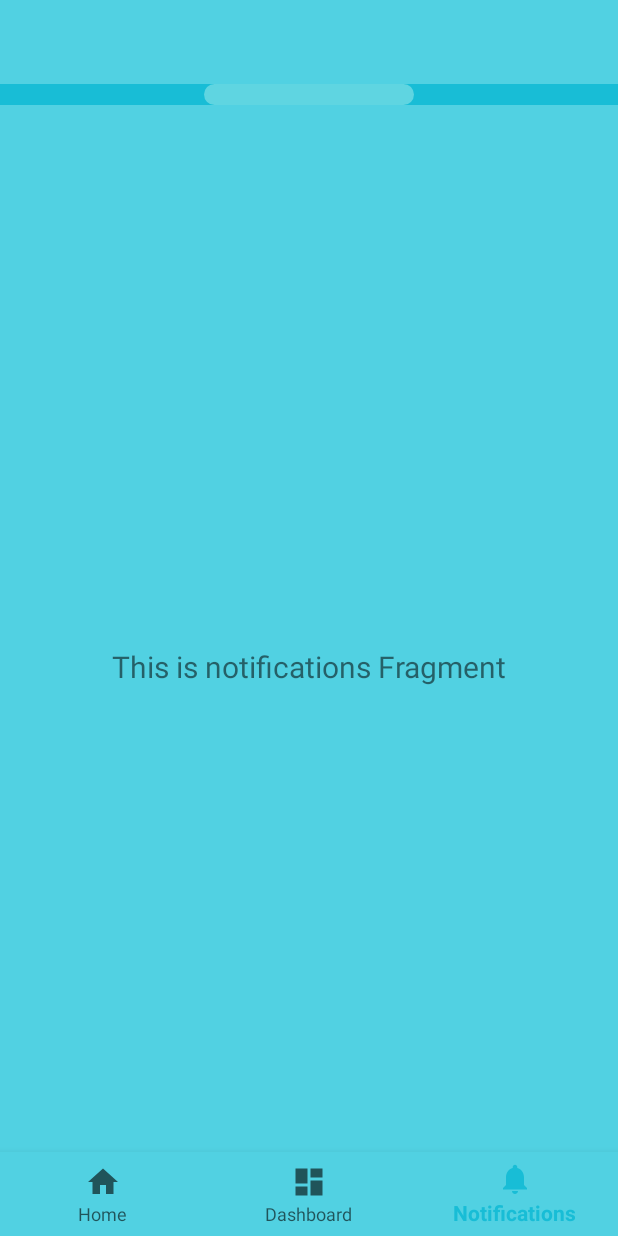
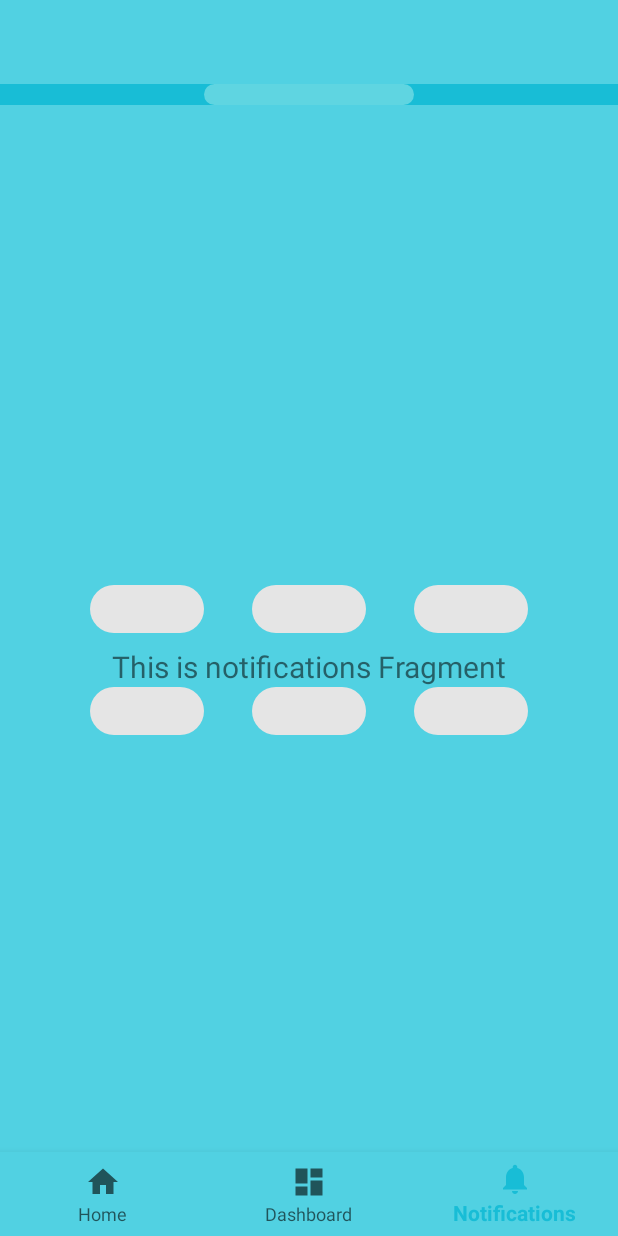
Before and after one commit to TangxinGH/Catctus, an Android app: the NotificationsFragment screen opened through its navigation route, on a phone screen of 412 x 824 dp. Run offline under Robolectric (Android 15) with nearby library versions, the phone set to English and light mode, and no system bars; our stand-ins replace navigation-ui; libraries missing offline, so code that uses them is left out: com.gyf.cactus, com.norbsoft.typefacehelper, com.tencent.bugly; 3 statements that could not run were skipped.

Commit message:
notifi.kt之前

```diff
--- a/app/src/main/java/com/zhu/cactus/Nav.kt
+++ b/app/src/main/java/com/zhu/cactus/Nav.kt
@@ -1,10 +1,14 @@
 package com.zhu.cactus
 
 import android.os.Bundle
+import android.widget.Toast
 import androidx.appcompat.app.AppCompatActivity
+import androidx.lifecycle.Observer
 import androidx.navigation.findNavController
 import androidx.navigation.ui.setupWithNavController
 import com.google.android.material.bottomnavigation.BottomNavigationView
+import com.norbsoft.typefacehelper.TypefaceHelper
+import com.zhu.daomengkj.Py_invoke_Java
 import kotlinx.android.synthetic.main.activity_nav.*
 
 class Nav : AppCompatActivity() {
@@ -12,6 +16,7 @@ class Nav : AppCompatActivity() {
     override fun onCreate(savedInstanceState: Bundle?) {
         super.onCreate(savedInstanceState)
         setContentView(R.layout.activity_nav)
+        if (App.typeface!=null) TypefaceHelper.typeface(this)//应用字体
         val navView: BottomNavigationView = nav_view
 
         val navController = findNavController(R.id.nav_host_fragment)
@@ -26,7 +31,10 @@ class Nav : AppCompatActivity() {
         navView.setupWithNavController(navController)
 
 
+com.zhu.daomengkj.App.toast.observe(this, Observer {
 
+    Toast.makeText(this, it, Toast.LENGTH_SHORT).show()
+})
 
 
 
--- a/app/src/main/java/com/zhu/cactus/services/components.kt
+++ b/app/src/main/java/com/zhu/cactus/services/components.kt
@@ -21,7 +21,6 @@ class network : component_impl {
         val connMgr =
             App.context.getSystemService(Context.CONNECTIVITY_SERVICE) as ConnectivityManager
         connMgr.registerNetworkCallback(request, networkCallback)
-
     }
 
 }
--- a/app/src/main/java/com/zhu/cactus/ui/dashboard/DashboardFragment.kt
+++ b/app/src/main/java/com/zhu/cactus/ui/dashboard/DashboardFragment.kt
@@ -12,6 +12,7 @@ import androidx.fragment.app.Fragment
 import androidx.lifecycle.Observer
 import androidx.lifecycle.ViewModelProvider
 import com.google.android.material.bottomnavigation.BottomNavigationView
+import com.norbsoft.typefacehelper.TypefaceHelper
 import com.zhu.cactus.R
 import com.zhu.daomengkj.App
 import kotlinx.android.synthetic.main.activity_nav.*
@@ -68,6 +69,8 @@ class DashboardFragment : Fragment() {
         root.numberPicker.minValue=10
         root.numberPicker.value = 80
 
+        if (com.zhu.cactus.App.typeface!=null) TypefaceHelper.typeface(root)//应用字体
+
 
         return root
     }
--- a/app/src/main/java/com/zhu/cactus/ui/home/HomeFragment.kt
+++ b/app/src/main/java/com/zhu/cactus/ui/home/HomeFragment.kt
@@ -9,6 +9,7 @@ import android.widget.TextView
 import android.widget.Toast
 import androidx.lifecycle.ViewModelProvider
 import androidx.lifecycle.ViewModelProviders
+import com.norbsoft.typefacehelper.TypefaceHelper
 import com.zhu.cactus.App
 import com.zhu.cactus.R
 import kotlinx.android.synthetic.main.fragment_home.*
@@ -64,6 +65,9 @@ class HomeFragment : androidx.fragment.app.Fragment() {
         }
 
 
+        if (App.typeface!=null) TypefaceHelper.typeface(root)//应用字体
+
+
         return root
     }
 }
--- a/app/src/main/res/layout/fragment_dashboard.xml
+++ b/app/src/main/res/layout/fragment_dashboard.xml
@@ -13,6 +13,7 @@
         android:layout_width="wrap_content"
         android:layout_height="45dp"
         android:ems="10"
+        android:textSize="15sp"
         android:hint="id号"
         android:inputType="number"
         app:layout_constraintBottom_toTopOf="@+id/guideline"
@@ -79,7 +80,7 @@
         android:layout_marginEnd="8dp"
         android:scrollbars="vertical"
         android:textAlignment="center"
-        android:textSize="20sp"
+        android:textSize="14sp"
         app:layout_constraintBottom_toBottomOf="parent"
         app:layout_constraintEnd_toEndOf="parent"
         app:layout_constraintHorizontal_bias="0.0"
--- a/app/src/main/res/layout/fragment_notifications.xml
+++ b/app/src/main/res/layout/fragment_notifications.xml
@@ -1,11 +1,10 @@
 <?xml version="1.0" encoding="utf-8"?>
-<androidx.constraintlayout.widget.ConstraintLayout
-    xmlns:android="http://schemas.android.com/apk/res/android"
+<androidx.constraintlayout.widget.ConstraintLayout xmlns:android="http://schemas.android.com/apk/res/android"
     xmlns:app="http://schemas.android.com/apk/res-auto"
     xmlns:tools="http://schemas.android.com/tools"
     android:layout_width="match_parent"
     android:layout_height="match_parent"
-    tools:context=".ui.notifications.NotificationsFragment" >
+    tools:context=".ui.notifications.NotificationsFragment">
 
     <TextView
         android:id="@+id/text_notifications"
@@ -16,8 +15,61 @@
         android:layout_marginEnd="8dp"
         android:textAlignment="center"
         android:textSize="20sp"
+        app:layout_constraintBottom_toBottomOf="parent"
         app:layout_constraintEnd_toEndOf="parent"
         app:layout_constraintStart_toStartOf="parent"
-        app:layout_constraintTop_toTopOf="parent"
-        app:layout_constraintBottom_toBottomOf="parent" />
+        app:layout_constraintTop_toTopOf="parent" />
+
+    <com.google.android.material.chip.ChipGroup
+        android:layout_width="wrap_content"
+        android:layout_height="wrap_content"
+        app:flow_verticalAlign="center"
+        android:id="@+id/chip_group"
+        android:orientation="vertical"
+        app:chipSpacingVertical="20dp"
+        app:layout_constraintBottom_toBottomOf="parent"
+        app:layout_constraintEnd_toEndOf="parent"
+        android:theme="@style/Theme.MaterialComponents.DayNight.Bridge"
+        app:layout_constraintStart_toStartOf="parent"
+        app:layout_constraintTop_toTopOf="parent">
+<!--        Theme.MaterialComponents
+Theme.MaterialComponents.NoActionBar
+Theme.MaterialComponents.Light
+Theme.MaterialComponents.Light.NoActionBar
+Theme.MaterialComponents.Light.DarkActionBar-->
+<!--        https://www.material.io/develop/android/docs/getting-started-->
+<!--        https://stackoverflow.com/questions/51877777/android-material-chip-component-crashing-app-unable-to-inflate-xml-->
+        <com.google.android.material.chip.Chip
+            android:layout_width="100dp"
+            app:rippleColor="#FF6284"
+            style="@style/Widget.MaterialComponents.Chip.Filter"
+            android:layout_height="wrap_content" />
+
+        <com.google.android.material.chip.Chip
+            android:layout_width="100dp"
+            style="@style/Widget.MaterialComponents.Chip.Filter"
+            android:layout_height="wrap_content"/>
+
+        <com.google.android.material.chip.Chip
+            android:layout_width="100dp"
+            style="@style/Widget.MaterialComponents.Chip.Filter"
+            android:layout_height="wrap_content"/>
+
+        <com.google.android.material.chip.Chip
+            android:layout_width="100dp"
+            style="@style/Widget.MaterialComponents.Chip.Filter"
+            android:layout_height="wrap_content"/>
+
+        <com.google.android.material.chip.Chip
+            android:layout_width="100dp"
+            style="@style/Widget.MaterialComponents.Chip.Filter"
+            android:layout_height="wrap_content"/>
+
+        <com.google.android.material.chip.Chip
+            android:layout_width="100dp"
+            style="@style/Widget.MaterialComponents.Chip.Filter"
+            android:layout_height="wrap_content"/>
+    </com.google.android.material.chip.ChipGroup>
+
+
 </androidx.constraintlayout.widget.ConstraintLayout>
--- a/daomengKJ/build.gradle
+++ b/daomengKJ/build.gradle
@@ -20,7 +20,7 @@ android {
 
     buildTypes {
         release {
-            minifyEnabled true
+            minifyEnabled false
             proguardFiles getDefaultProguardFile('proguard-android-optimize.txt'), 'proguard-rules.pro'
         }
     }
--- a/daomengKJ/src/main/java/com/zhu/daomengkj/App.kt
+++ b/daomengKJ/src/main/java/com/zhu/daomengkj/App.kt
@@ -14,9 +14,11 @@ class App(dmc: Context, actLive: MutableLiveData<String>) { // 不能有多个ap
 
     var dao_meng_context: Context = dmc //在app的app on create里
     var activities: MutableLiveData<String> = actLive
+    var main = Main(activities)
+companion object{
+    val toast=MutableLiveData<String> ()
 
-    var main = Main(activities)
-
+}
 
     fun is_login(): Boolean {
         val sharedPreference =
```
Also changed, not shown: app/src/main/java/com/zhu/cactus/ui/notifications/NotificationsFragment.kt (+40 -1 lines), daomengKJ/src/main/java/com/zhu/daomengkj/Main.kt (+57 -20 lines), daomengKJ/src/main/java/com/zhu/daomengkj/Messages.kt (+4 -3 lines), daomengKJ/src/main/java/com/zhu/daomengkj/notifi.kt (added, +42 -0 lines), 2 other files.
